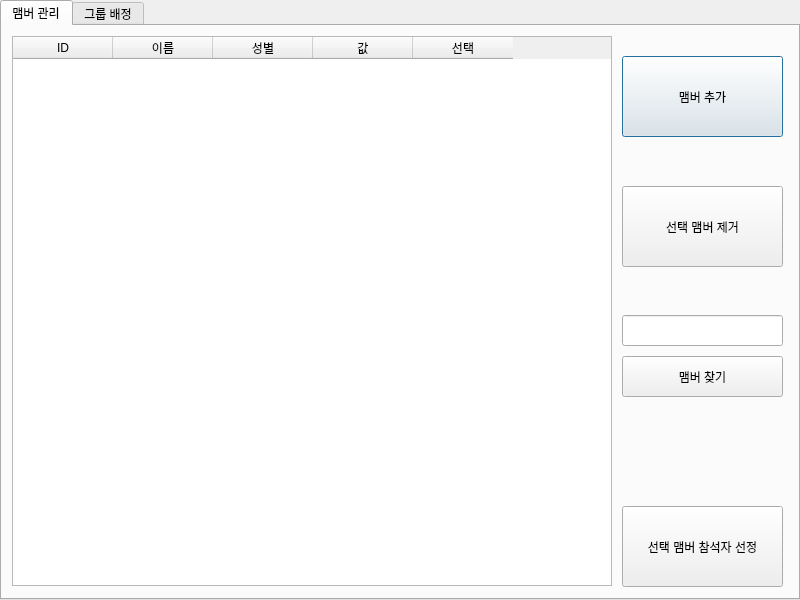
Above: population_management.ui from HyunWoo93/population_management before the change. Below: the same form after it.
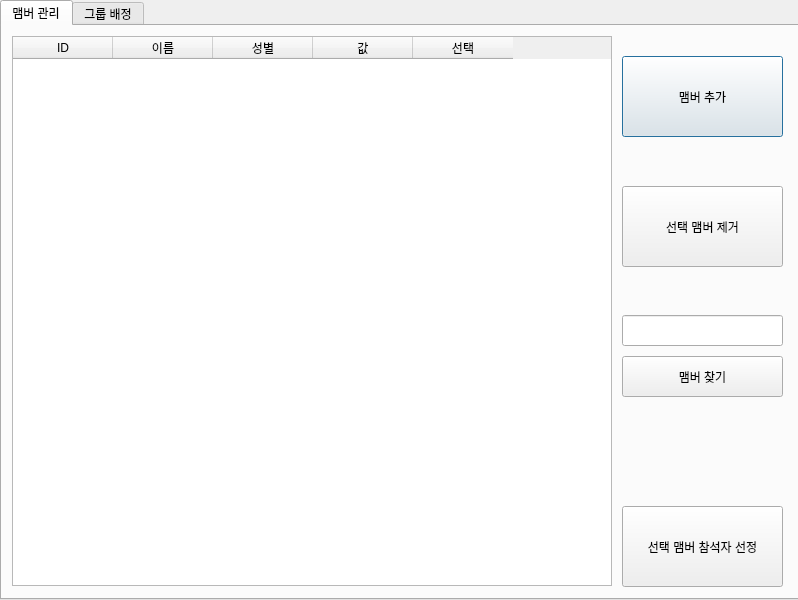
That is the form after the change.

Commit message: 2-version: some functions are added including correction function

Diff of the .ui file:
```diff
--- a/population_management.ui
+++ b/population_management.ui
@@ -6,7 +6,7 @@
    <rect>
     <x>0</x>
     <y>0</y>
-    <width>800</width>
+    <width>798</width>
     <height>600</height>
    </rect>
   </property>
```
Left out of the diff: 3 changed lines with no effect on the pictures. The commit also changes 1 other file.
